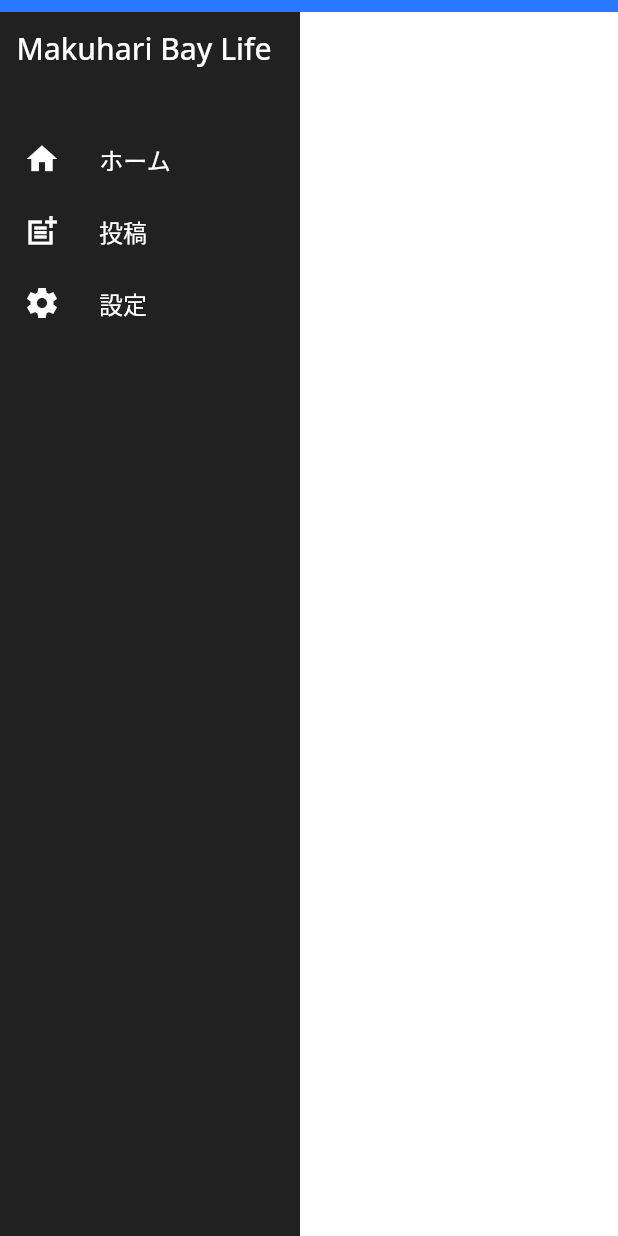
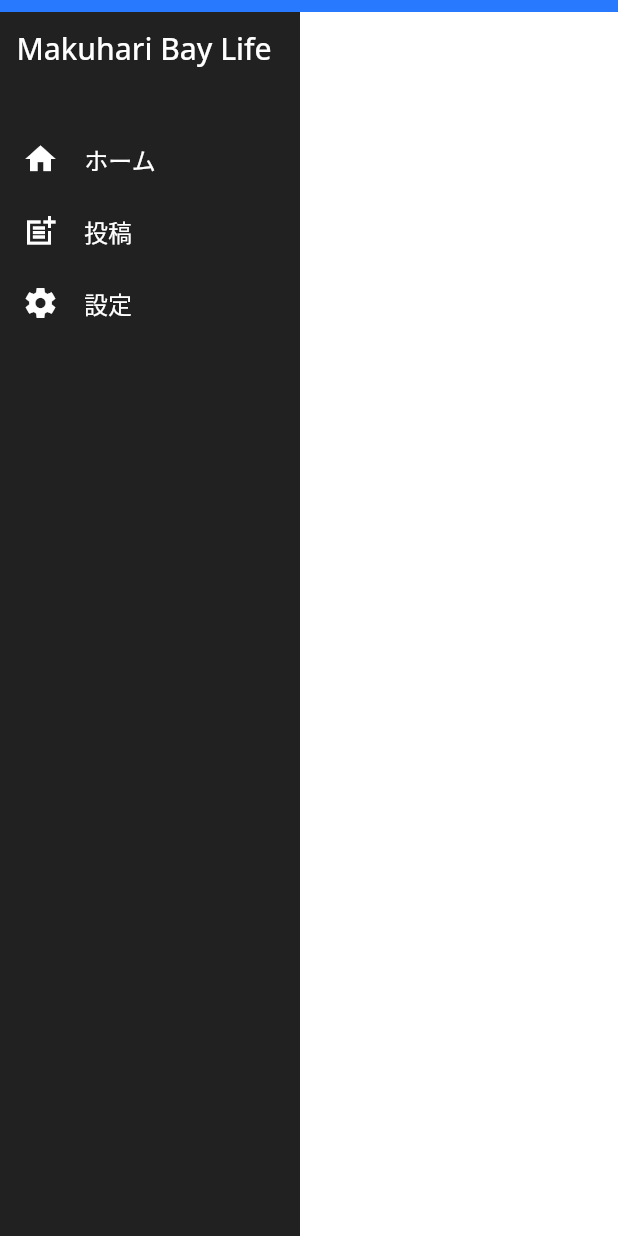
Before and after one commit to takase-pd/baylifeweb, a Flutter app: the HomePageWidget screen opened directly, on a phone screen of 412 x 824 dp. Run offline on Flutter 3.47's test engine with Material 2 defaults, Android fonts, the phone set to English and light mode, and no system bars; drawn by our look-alikes of auto_size_text; our stand-ins replace built_collection, built_value, cloud_firestore, firebase_auth, firebase_core, firebase_storage and 12 more; missing offline and left inert: json_path, mime_type; accounts and stored records are empty; generated files the repository leaves out were written again; network calls fail.

Commit message:
Updating to latest FlutterFlow output.

```diff
--- a/lib/components/main_menu_widget.dart
+++ b/lib/components/main_menu_widget.dart
@@ -64,7 +64,7 @@ class _MainMenuWidgetState extends State<MainMenuWidget> {
                 ),
               ),
               Padding(
-                padding: EdgeInsetsDirectional.fromSTEB(16, 24, 0, 0),
+                padding: EdgeInsetsDirectional.fromSTEB(0, 24, 0, 0),
                 child: Container(
                   width: double.infinity,
                   height: 800,
@@ -73,14 +73,10 @@ class _MainMenuWidgetState extends State<MainMenuWidget> {
                     padding: EdgeInsets.zero,
                     scrollDirection: Axis.vertical,
                     children: [
-                      Row(
-                        mainAxisSize: MainAxisSize.max,
+                      Container(
+                        height: 48,
+                        child: Stack(
                           children: [
-                          Icon(
-                            Icons.home_sharp,
-                            color: FlutterFlowTheme.textLight,
-                            size: 24,
-                          ),
                             FFButtonWidget(
                               onPressed: () async {
                                 setState(() => _loadingButton1 = true);
@@ -97,7 +93,7 @@ class _MainMenuWidgetState extends State<MainMenuWidget> {
                               },
                               text: 'ホーム',
                               options: FFButtonOptions(
-                              width: 100,
+                                width: 160,
                                 height: 48,
                                 color: FlutterFlowTheme.secondaryColor,
                                 textStyle: FlutterFlowTheme.subtitle2.override(
@@ -112,17 +108,22 @@ class _MainMenuWidgetState extends State<MainMenuWidget> {
                                 borderRadius: 0,
                               ),
                               loading: _loadingButton1,
+                            ),
+                            Align(
+                              alignment: AlignmentDirectional(-0.83, 0),
+                              child: Icon(
+                                Icons.home_sharp,
+                                color: FlutterFlowTheme.textLight,
+                                size: 24,
+                              ),
                             )
                           ],
                         ),
-                      Row(
-                        mainAxisSize: MainAxisSize.max,
+                      ),
+                      Container(
+                        height: 48,
+                        child: Stack(
                           children: [
-                          Icon(
-                            Icons.post_add_sharp,
-                            color: FlutterFlowTheme.textLight,
-                            size: 24,
-                          ),
                             FFButtonWidget(
                               onPressed: () async {
                                 setState(() => _loadingButton2 = true);
@@ -149,7 +150,7 @@ class _MainMenuWidgetState extends State<MainMenuWidget> {
                               },
                               text: '投稿　',
                               options: FFButtonOptions(
-                              width: 100,
+                                width: 160,
                                 height: 48,
                                 color: FlutterFlowTheme.secondaryColor,
                                 textStyle: FlutterFlowTheme.subtitle2.override(
@@ -164,22 +165,28 @@ class _MainMenuWidgetState extends State<MainMenuWidget> {
                                 borderRadius: 0,
                               ),
                               loading: _loadingButton2,
+                            ),
+                            Align(
+                              alignment: AlignmentDirectional(-0.83, 0),
+                              child: Icon(
+                                Icons.post_add_sharp,
+                                color: FlutterFlowTheme.textLight,
+                                size: 24,
+                              ),
                             )
                           ],
                         ),
-                      Row(
-                        mainAxisSize: MainAxisSize.max,
+                      ),
+                      Container(
+                        height: 48,
+                        child: Stack(
                           children: [
-                          Icon(
-                            Icons.settings_sharp,
-                            color: FlutterFlowTheme.textLight,
-                            size: 24,
-                          ),
                             FFButtonWidget(
                               onPressed: () async {
                                 setState(() => _loadingButton3 = true);
                                 try {
-                                subscriptionConfig = await getSubscriptionCall(
+                                  subscriptionConfig =
+                                      await getSubscriptionCall(
                                     uid: currentUserUid,
                                   );
                                   await Navigator.push(
@@ -198,7 +205,7 @@ class _MainMenuWidgetState extends State<MainMenuWidget> {
                               },
                               text: '設定　',
                               options: FFButtonOptions(
-                              width: 100,
+                                width: 160,
                                 height: 48,
                                 color: FlutterFlowTheme.secondaryColor,
                                 textStyle: FlutterFlowTheme.subtitle2.override(
@@ -213,8 +220,17 @@ class _MainMenuWidgetState extends State<MainMenuWidget> {
                                 borderRadius: 0,
                               ),
                               loading: _loadingButton3,
+                            ),
+                            Align(
+                              alignment: AlignmentDirectional(-0.83, 0),
+                              child: Icon(
+                                Icons.settings_sharp,
+                                color: FlutterFlowTheme.textLight,
+                                size: 24,
+                              ),
                             )
                           ],
+                        ),
                       )
                     ],
                   ),
```
Lines whose indentation alone changed are shown as unchanged.
